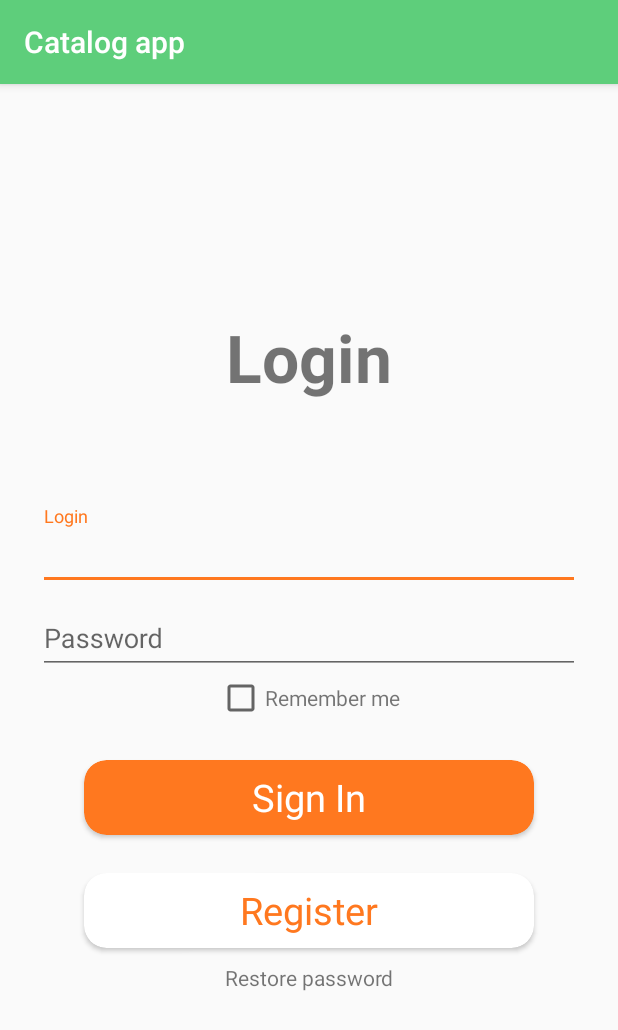
After one commit to Alexei-K/test_catalog, an Android app: the fragment LoginFragment shown on its own in the app's theme, on a phone screen of 412 x 824 dp. The commit adds this screen. Shown: the top 1030 px of the screen. Run offline under Robolectric (Android 15) with nearby library versions, the phone set to English and light mode, and no system bars.

Commit message:
Login fragment implementation part 1

```diff
--- a/app/build.gradle
+++ b/app/build.gradle
@@ -33,6 +33,9 @@ android {
     kotlinOptions {
         jvmTarget = '1.8'
     }
+    buildFeatures {
+        viewBinding true
+    }
 }
 
 dependencies {
--- a/app/src/main/AndroidManifest.xml
+++ b/app/src/main/AndroidManifest.xml
@@ -10,7 +10,7 @@
         android:supportsRtl="true"
         android:theme="@style/AppTheme">
         <activity
-            android:name=".ui.start_info.StartInfoActivity"
+            android:name=".ui.login.StartInfoActivity"
             android:label="@string/app_name">
             <intent-filter>
                 <action android:name="android.intent.action.MAIN" />
--- a/app/src/main/java/com/kolis/test_catalog_app/data/DressRepository.java
+++ b/app/src/main/java/com/kolis/test_catalog_app/data/DressRepository.java
@@ -2,7 +2,7 @@ package com.kolis.test_catalog_app.data;
 
 import androidx.lifecycle.LiveData;
 
-import com.kolis.test_catalog_app.ui.start_info.OnPasswordCheckObserver;
+import com.kolis.test_catalog_app.ui.login.OnPasswordCheckObserver;
 
 import java.util.ArrayList;
 
--- a/app/src/main/java/com/kolis/test_catalog_app/data/DressRepositoryImpl.java
+++ b/app/src/main/java/com/kolis/test_catalog_app/data/DressRepositoryImpl.java
@@ -7,7 +7,7 @@ import androidx.lifecycle.MutableLiveData;
 
 import com.google.firebase.firestore.FirebaseFirestore;
 import com.google.firebase.firestore.QueryDocumentSnapshot;
-import com.kolis.test_catalog_app.ui.start_info.OnPasswordCheckObserver;
+import com.kolis.test_catalog_app.ui.login.OnPasswordCheckObserver;
 
 import java.util.ArrayList;
 import java.util.Date;
--- a/app/src/main/java/com/kolis/test_catalog_app/ui/start_info/InfoTabsAdapter.java
+++ b/app/src/main/java/com/kolis/test_catalog_app/ui/login/InfoTabsAdapter.java
@@ -1,4 +1,4 @@
-package com.kolis.test_catalog_app.ui.start_info;
+package com.kolis.test_catalog_app.ui.login;
 
 import androidx.annotation.NonNull;
 import androidx.fragment.app.Fragment;
--- /dev/null
+++ b/app/src/main/java/com/kolis/test_catalog_app/ui/login/LoginFragment.kt
@@ -0,0 +1,128 @@
+package com.kolis.test_catalog_app.ui.login
+
+import android.os.Bundle
+import android.view.LayoutInflater
+import android.view.View
+import android.view.ViewGroup
+import android.widget.Toast
+import androidx.fragment.app.Fragment
+import androidx.lifecycle.ViewModelProvider
+import com.kolis.test_catalog_app.R
+import com.kolis.test_catalog_app.databinding.FragmentLoginBinding
+
+class LoginFragment : Fragment() {
+
+    private var _binding: FragmentLoginBinding? = null
+
+    private val binding get() = _binding!!
+
+    lateinit var viewModel: LoginViewModel
+
+    override fun onCreate(savedInstanceState: Bundle?) {
+        super.onCreate(savedInstanceState)
+
+        viewModel = ViewModelProvider(this).get(LoginViewModel::class.java)
+    }
+
+    override fun onCreateView(inflater: LayoutInflater, container: ViewGroup?, savedInstanceState: Bundle?): View? {
+        _binding = FragmentLoginBinding.inflate(inflater)
+        setupListeners()
+        return binding.root
+    }
+
+    private fun setupListeners() {
+        binding.signInButton.setOnClickListener {
+            binding.loginText.text?.let { login ->
+                binding.passwordText.text?.let { password ->
+                    viewModel.signIn(
+                        login.toString(), password.toString()
+                    )
+                }
+            }
+        }
+
+        binding.restorePassword.setOnClickListener {
+            Toast.makeText(
+                requireContext(),
+                requireContext().resources.getString(R.string.work_in_progress),
+                Toast.LENGTH_LONG
+            ).show()
+        }
+    }
+
+}
+
+//class StartInfoLastFragment : StartInfoFragment(), OnPasswordCheckObserver {
+//    var db = DressRepositoryImpl()
+//
+//    override fun onViewCreated(view: View, savedInstanceState: Bundle?) {
+//        super.onViewCreated(view, savedInstanceState)
+//        val title = view.findViewById<TextView>(R.id.title_info)
+//        title.visibility = View.INVISIBLE
+//        val stub = view.findViewById<ViewStub>(R.id.stub)
+//        stub.inflate()
+//        val skipButton = view.findViewById<TextView>(R.id.skip_button)
+//        skipButton.visibility = View.VISIBLE
+//        skipButton.setOnClickListener { v: View ->
+//            startActivity(Intent(v.context, MainActivity::class.java))
+//            requireActivity().finish()
+//        }
+//        val signIn = view.findViewById<TextView>(R.id.signIn)
+//        signIn.setOnClickListener { v: View? -> showLoginDialog() }
+//        val signUp = view.findViewById<TextView>(R.id.signUp)
+//        signUp.setOnClickListener { v: View? -> showGenerateLoginDialog() }
+//    }
+//
+//    private fun showGenerateLoginDialog() {
+//        val login = PasswordGenerator.getRandomLogin()
+//        val password = PasswordGenerator.getRandomPassword()
+//        db.addProfile(login, password)
+//        val builder = AlertDialog.Builder(activity)
+//        val message = getString(R.string.login_password, login, password)
+//        builder.setTitle(getString(R.string.you_are_registered))
+//            .setMessage(message)
+//            .setPositiveButton(getString(R.string.copy_to_clipboard)) { dialog: DialogInterface, id: Int ->
+//                val clipboard = requireActivity().getSystemService(Context.CLIPBOARD_SERVICE) as ClipboardManager
+//                val clip = ClipData.newPlainText("label", message)
+//                clipboard.setPrimaryClip(clip)
+//                dialog.cancel()
+//            }
+//        builder.create().show()
+//    }
+//
+//    private fun showLoginDialog() {
+//        val li = LayoutInflater.from(requireContext())
+//        val prompt: View = li.inflate(R.layout.login_dialog, null)
+//        val alertDialogBuilder = AlertDialog.Builder(requireContext())
+//        alertDialogBuilder.setView(prompt)
+//        val user = prompt.findViewById<EditText>(R.id.login_name)
+//        val pass = prompt.findViewById<EditText>(R.id.login_password)
+//        alertDialogBuilder.setTitle(getString(R.string.enter_login))
+//        alertDialogBuilder.setCancelable(false)
+//            .setPositiveButton("OK") { dialog, id ->
+//                val password = pass.text.toString()
+//                val username = user.text.toString()
+//                if (username.length < 1 || password.length < 1) {
+//                    Toast.makeText(requireContext(), "Invalid username or password", Toast.LENGTH_LONG).show()
+//                    showLoginDialog()
+//                } else {
+//                    db.isRightPassword(username, password, this@StartInfoLastFragment)
+//                }
+//            }
+//        alertDialogBuilder.setNegativeButton("Cancel") { dialog, id -> dialog.cancel() }
+//        alertDialogBuilder.show()
+//    }
+//
+//    override fun onPasswordCorrect(login: String, password: String) {
+//        val pref = PreferenceManager.getDefaultSharedPreferences(requireContext())
+//        pref.edit().putBoolean(PrefConstants.IS_LOGGED_PREF, true).apply()
+//        pref.edit().putString(PrefConstants.USER_NAME_PREF, login).apply()
+//        pref.edit().putString(PrefConstants.USER_PASSWORD_PREF, password).apply()
+//        startActivity(Intent(requireContext(), MainActivity::class.java))
+//        requireActivity().finish()
+//    }
+//
+//    override fun onPasswordWrong() {
+//        Toast.makeText(context, R.string.password_is_wrong, Toast.LENGTH_LONG).show()
+//    }
+//}
--- /dev/null
+++ b/app/src/main/java/com/kolis/test_catalog_app/ui/login/LoginViewModel.kt
@@ -0,0 +1,13 @@
+package com.kolis.test_catalog_app.ui.login
+
+import androidx.lifecycle.ViewModel
+
+class LoginViewModel : ViewModel() {
+
+    fun signIn(login: String, password: String): Boolean {
+
+        //TODO implement
+        return if (login.length < 3) false else true
+    }
+
+}
--- a/app/src/main/java/com/kolis/test_catalog_app/ui/start_info/OnPasswordCheckObserver.java
+++ b/app/src/main/java/com/kolis/test_catalog_app/ui/login/OnPasswordCheckObserver.java
@@ -1,4 +1,4 @@
-package com.kolis.test_catalog_app.ui.start_info;
+package com.kolis.test_catalog_app.ui.login;
 
 public interface OnPasswordCheckObserver {
     void onPasswordCorrect(String login, String password);
--- a/app/src/main/java/com/kolis/test_catalog_app/ui/start_info/StartInfoActivity.java
+++ b/app/src/main/java/com/kolis/test_catalog_app/ui/login/StartInfoActivity.java
@@ -1,4 +1,4 @@
-package com.kolis.test_catalog_app.ui.start_info;
+package com.kolis.test_catalog_app.ui.login;
 
 import android.content.Context;
 import android.content.Intent;
@@ -47,9 +47,7 @@ public class StartInfoActivity extends AppCompatActivity {
                 getString(R.string.second_register_screen_title), getString(R.string.register_screen_text));
         adapter.addFragment(1, secondFragment);
 
-        StartInfoLastFragment thirdFragment = new StartInfoLastFragment();
-        setFragmentBundle(thirdFragment, R.drawable.registration_3,
-                "", getString(R.string.register_screen_text));
+        LoginFragment thirdFragment = new LoginFragment();
         adapter.addFragment(2, thirdFragment);
 
         pager.setAdapter(adapter);
--- a/app/src/main/java/com/kolis/test_catalog_app/ui/start_info/StartInfoFragment.java
+++ b/app/src/main/java/com/kolis/test_catalog_app/ui/login/StartInfoFragment.java
@@ -1,4 +1,4 @@
-package com.kolis.test_catalog_app.ui.start_info;
+package com.kolis.test_catalog_app.ui.login;
 
 import android.os.Bundle;
 import android.view.LayoutInflater;
@@ -17,14 +17,14 @@ import com.kolis.test_catalog_app.R;
 
 public class StartInfoFragment extends Fragment {
 
-    StartInfoViewModel viewModel;
+    WelcomeViewModel viewModel;
     public static final String INFO_IMAGE = "info image";
     public static final String INFO_TITLE = "info title";
     public static final String INFO_TEXT = "info text";
 
     @Override
     public void onCreate(@Nullable Bundle savedInstanceState) {
-        viewModel = new ViewModelProvider(this).get(StartInfoViewModel.class);
+        viewModel = new ViewModelProvider(this).get(WelcomeViewModel.class);
         viewModel.setUpInfo(getArguments().getInt(INFO_IMAGE), getArguments().getString(INFO_TITLE), getArguments().getString(INFO_TEXT));
         super.onCreate(savedInstanceState);
     }
--- a/app/src/main/java/com/kolis/test_catalog_app/ui/start_info/StartInfoLastFragment.java
+++ b/app/src/main/java/com/kolis/test_catalog_app/ui/login/StartInfoLastFragment.java
@@ -1,4 +1,4 @@
-package com.kolis.test_catalog_app.ui.start_info;
+package com.kolis.test_catalog_app.ui.login;
 
 import android.app.AlertDialog;
 import android.content.ClipData;
@@ -45,7 +45,7 @@ public class StartInfoLastFragment extends StartInfoFragment implements OnPasswo
             startActivity(new Intent(v.getContext(), MainActivity.class));
             requireActivity().finish();
         });
-        TextView signIn = view.findViewById(R.id.signIn);
+        TextView signIn = view.findViewById(R.id.signInButton);
         signIn.setOnClickListener(v -> {
             showLoginDialog();
         });
--- a/app/src/main/java/com/kolis/test_catalog_app/ui/start_info/StartInfoViewModel.java
+++ b/app/src/main/java/com/kolis/test_catalog_app/ui/login/WelcomeViewModel.java
@@ -1,10 +1,10 @@
-package com.kolis.test_catalog_app.ui.start_info;
+package com.kolis.test_catalog_app.ui.login;
 
 import androidx.lifecycle.LiveData;
 import androidx.lifecycle.MutableLiveData;
 import androidx.lifecycle.ViewModel;
 
-public class StartInfoViewModel extends ViewModel {
+public class WelcomeViewModel extends ViewModel {
 
     private MutableLiveData<Integer> _image = new MutableLiveData<>();
 
--- a/app/src/main/java/com/kolis/test_catalog_app/ui/profile/ProfileViewModel.kt
+++ b/app/src/main/java/com/kolis/test_catalog_app/ui/profile/ProfileViewModel.kt
@@ -4,7 +4,7 @@ import android.content.Intent
 import android.content.SharedPreferences
 import androidx.lifecycle.ViewModel
 import androidx.preference.PreferenceManager
-import com.kolis.test_catalog_app.ui.start_info.StartInfoActivity
+import com.kolis.test_catalog_app.ui.login.StartInfoActivity
 import com.kolis.test_catalog_app.util.PrefConstants
 
 class ProfileViewModel : ViewModel() {
--- a/app/src/main/res/layout/fragment_home.xml
+++ b/app/src/main/res/layout/fragment_home.xml
@@ -5,6 +5,16 @@
     android:layout_width="match_parent"
     android:layout_height="match_parent"
     tools:context=".ui.home.HomeFragment">
+
+    <androidx.appcompat.widget.SearchView
+        android:id="@+id/dress_search"
+        android:layout_width="match_parent"
+        android:layout_height="wrap_content"
+        android:background="@color/colorPrimary"
+        android:textCursorDrawable="@null"
+        app:iconifiedByDefault="false"
+        app:queryBackground="@null"
+        />
 
     <androidx.recyclerview.widget.RecyclerView
         android:id="@+id/recipesRecycleView"
--- /dev/null
+++ b/app/src/main/res/layout/fragment_login.xml
@@ -0,0 +1,139 @@
+<?xml version="1.0" encoding="utf-8"?>
+<androidx.constraintlayout.widget.ConstraintLayout xmlns:android="http://schemas.android.com/apk/res/android"
+    xmlns:app="http://schemas.android.com/apk/res-auto"
+    android:layout_width="match_parent"
+    android:layout_height="match_parent">
+
+    <TextView
+        android:id="@+id/registrationTitle"
+        android:layout_width="wrap_content"
+        android:layout_height="wrap_content"
+        android:layout_marginBottom="70dp"
+        android:text="@string/login"
+        android:textSize="44sp"
+        android:textStyle="bold"
+        app:layout_constraintBottom_toTopOf="@id/loginView"
+        app:layout_constraintEnd_toEndOf="parent"
+        app:layout_constraintStart_toStartOf="parent"
+        app:layout_constraintTop_toTopOf="parent"
+        app:layout_constraintVertical_chainStyle="packed" />
+
+    <com.google.android.material.textfield.TextInputLayout
+        android:id="@+id/loginView"
+        android:layout_width="0dp"
+        android:layout_height="wrap_content"
+        android:layout_marginHorizontal="25dp"
+        app:layout_constraintBottom_toTopOf="@id/passwordView"
+        app:layout_constraintEnd_toEndOf="parent"
+        app:layout_constraintStart_toStartOf="parent"
+        app:layout_constraintTop_toBottomOf="@id/registrationTitle">
+
+        <com.google.android.material.textfield.TextInputEditText
+            android:id="@+id/loginText"
+            android:layout_width="match_parent"
+            android:layout_height="wrap_content"
+            android:hint="@string/login" />
+
+    </com.google.android.material.textfield.TextInputLayout>
+
+    <com.google.android.material.textfield.TextInputLayout
+        android:id="@+id/passwordView"
+        android:layout_width="0dp"
+        android:layout_height="wrap_content"
+        android:layout_marginHorizontal="25dp"
+        app:layout_constraintBottom_toTopOf="@id/rememberMeLayout"
+        app:layout_constraintEnd_toEndOf="parent"
+        app:layout_constraintStart_toStartOf="parent"
+        app:layout_constraintTop_toBottomOf="@id/loginView">
+
+        <com.google.android.material.textfield.TextInputEditText
+            android:id="@+id/passwordText"
+            android:layout_width="match_parent"
+            android:layout_height="wrap_content"
+            android:hint="@string/password"
+            android:inputType="textPassword" />
+
+    </com.google.android.material.textfield.TextInputLayout>
+
+    <LinearLayout
+        android:id="@+id/rememberMeLayout"
+        android:layout_width="match_parent"
+        android:layout_height="wrap_content"
+        android:gravity="center_horizontal"
+        app:layout_constraintBottom_toTopOf="@id/signInButton"
+        app:layout_constraintEnd_toEndOf="parent"
+        app:layout_constraintStart_toStartOf="parent"
+
+        app:layout_constraintTop_toBottomOf="@id/passwordView">
+
+        <androidx.appcompat.widget.AppCompatCheckBox
+            android:id="@+id/rememberMeCheckbox"
+            android:layout_width="wrap_content"
+            android:layout_height="wrap_content" />
+
+        <TextView
+            android:layout_width="wrap_content"
+            android:layout_height="wrap_content"
+            android:text="@string/remember_me" />
+    </LinearLayout>
+
+    <androidx.cardview.widget.CardView
+        android:id="@+id/signInButton"
+        android:layout_width="@dimen/login_button_width"
+        android:layout_height="@dimen/login_button_height"
+        android:layout_marginTop="25dp"
+        android:backgroundTint="@color/orange"
+        android:clickable="true"
+        android:foreground="?android:attr/selectableItemBackground"
+        app:cardCornerRadius="15dp"
+        app:layout_constraintBottom_toTopOf="@id/registerButton"
+        app:layout_constraintEnd_toEndOf="parent"
+        app:layout_constraintStart_toStartOf="parent"
+        app:layout_constraintTop_toBottomOf="@id/rememberMeLayout">
+
+        <TextView
+            android:layout_width="wrap_content"
+            android:layout_height="wrap_content"
+            android:layout_gravity="center"
+            android:text="@string/sign_in"
+            android:textColor="@color/white"
+            android:textSize="25sp" />
+    </androidx.cardview.widget.CardView>
+
+    <androidx.cardview.widget.CardView
+        android:id="@+id/registerButton"
+        android:layout_width="@dimen/login_button_width"
+        android:layout_height="@dimen/login_button_height"
+        android:layout_marginTop="25dp"
+        android:backgroundTint="@color/white"
+        android:clickable="true"
+        android:foreground="?android:attr/selectableItemBackground"
+        app:cardCornerRadius="15dp"
+        app:layout_constraintBottom_toTopOf="@id/restorePassword"
+
+        app:layout_constraintEnd_toEndOf="parent"
+        app:layout_constraintStart_toStartOf="parent"
+        app:layout_constraintTop_toBottomOf="@id/signInButton">
+
+        <TextView
+            android:layout_width="wrap_content"
+            android:layout_height="wrap_content"
+            android:layout_gravity="center"
+            android:text="@string/register"
+            android:textColor="@color/orange"
+            android:textSize="25sp" />
+    </androidx.cardview.widget.CardView>
+
+    <TextView
+        android:id="@+id/restorePassword"
+        android:layout_width="wrap_content"
+        android:layout_height="wrap_content"
+        android:clickable="true"
+        android:padding="10dp"
+        android:text="@string/resrore_password"
+        app:layout_constraintBottom_toBottomOf="parent"
+        app:layout_constraintEnd_toEndOf="parent"
+        app:layout_constraintStart_toStartOf="parent"
+        app:layout_constraintTop_toBottomOf="@id/registerButton" />
+
+</androidx.constraintlayout.widget.ConstraintLayout>
--- a/app/src/main/res/layout/login_stub.xml
+++ b/app/src/main/res/layout/login_stub.xml
@@ -5,7 +5,7 @@
     android:orientation="horizontal">
 
     <TextView
-        android:id="@+id/signIn"
+        android:id="@+id/signInButton"
         android:layout_width="wrap_content"
         android:layout_height="wrap_content"
         android:fontFamily="sans-serif"
--- a/app/src/main/res/values/colors.xml
+++ b/app/src/main/res/values/colors.xml
@@ -12,4 +12,5 @@
     <color name="light_grey">#A0A0A0</color>
     <color name="unselected_tab">#D6D6D6</color>
     <color name="greenPrimary">#5ECE7B</color>
+    <color name="orange">#ff781f</color>
 </resources>
--- a/app/src/main/res/values/dimens.xml
+++ b/app/src/main/res/values/dimens.xml
@@ -3,4 +3,7 @@
     <dimen name="activity_horizontal_margin">16dp</dimen>
     <dimen name="activity_vertical_margin">16dp</dimen>
     <dimen name="left_margin_product_view">20dp</dimen>
+    <dimen name="login_button_hotizontal_margin">30dp</dimen>
+    <dimen name="login_button_width">300dp</dimen>
+    <dimen name="login_button_height">50dp</dimen>
 </resources>
--- a/app/src/main/res/values/strings.xml
+++ b/app/src/main/res/values/strings.xml
@@ -13,14 +13,19 @@
     <string name="time_remain_zero_days">Remain: %dh:%dm</string>
     <string name="sign_in">Sign In</string>
     <string name="sign_up">Sign Up</string>
+    <string name="register">Register</string>
+    <string name="resrore_password">Restore password</string>
 
-    <!--    Password dialog-->
+    <!--    Login fragment-->
     <string name="you_are_registered">You are registered</string>
     <string name="login_password">Login: %s \nPassword: %s</string>
     <string name="copy_to_clipboard">Copy to clipboard</string>
     <string name="password_is_wrong">Wrong password or user name.</string>
     <string name="login">Login</string>
+    <string name="password">Password</string>
+    <string name="remember_me">Remember me</string>
     <string name="enter_login">Enter login and password</string>
+    <string name="work_in_progress">We are working on this feature.</string>
 
     <string name="leave_profile">Leave profile</string>
 
--- a/app/src/main/res/values/styles.xml
+++ b/app/src/main/res/values/styles.xml
@@ -4,7 +4,7 @@
         <!-- Customize your theme here. -->
         <item name="colorPrimary">@color/greenPrimary</item>
         <item name="colorPrimaryDark">@color/colorPrimaryDark</item>
-        <item name="colorAccent">@color/colorAccent</item>
+        <item name="colorAccent">@color/orange</item>
     </style>
 
     <style name="sanSerifDark">
```
